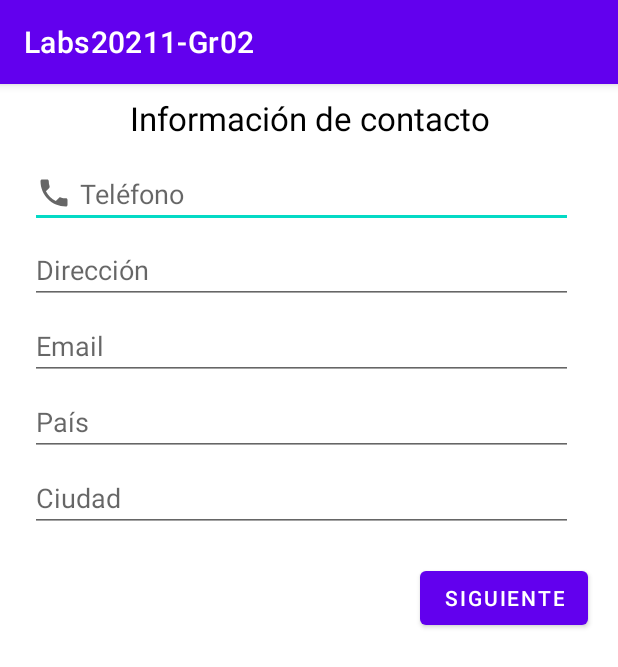
After one commit to JoanSebastianGomez/LabsCM20211-Gr02, an Android app: the ContactDataActivity screen opened directly, with no data from a screen before it, on a phone screen of 412 x 824 dp. The commit adds this screen. Shown: the top 667 px of the screen. Run offline under Robolectric (Android 15) with nearby library versions, the phone set to English and light mode, and no system bars.

Commit message:
finish 4.4

```diff
--- a/Lab1-UI/src/main/AndroidManifest.xml
+++ b/Lab1-UI/src/main/AndroidManifest.xml
@@ -9,7 +9,10 @@
         android:roundIcon="@mipmap/ic_launcher_round"
         android:supportsRtl="true"
         android:theme="@style/Theme.Labs20211Gr02">
-        <activity android:name=".PersonalDataActivity">
+        <activity android:name=".ContactDataActivity"
+            android:windowSoftInputMode="adjustResize"></activity>
+        <activity android:name=".PersonalDataActivity"
+            android:windowSoftInputMode="adjustResize">
             <intent-filter>
                 <action android:name="android.intent.action.MAIN" />
 
--- /dev/null
+++ b/Lab1-UI/src/main/java/co/edu/udea/compumovil/gr02_20211/lab1/ContactDataActivity.kt
@@ -0,0 +1,43 @@
+package co.edu.udea.compumovil.gr02_20211.lab1
+
+import androidx.appcompat.app.AppCompatActivity
+import android.os.Bundle
+import android.util.Log
+import android.widget.EditText
+import android.widget.Toast
+import co.edu.udea.compumovil.gr02_20211.lab1.databinding.ActivityContactDataBinding
+
+class ContactDataActivity : AppCompatActivity() {
+
+    private lateinit var binding: ActivityContactDataBinding
+
+    override fun onCreate(savedInstanceState: Bundle?) {
+        super.onCreate(savedInstanceState)
+        binding = ActivityContactDataBinding.inflate(layoutInflater)
+        setContentView(binding.root)
+
+        binding.btnNext.setOnClickListener { nextClick() }
+    }
+
+    private fun nextClick() {
+        if (validate()) {
+            with(binding) {
+                val response = "Teléfono: ${etTelephone.text} - Dirección: ${etAddress.text} " +
+                        "- País: ${etCountry.text} - Ciudad: ${etCity.text}"
+                Log.d("MAIN", response)
+            }
+            finish()
+        } else Toast.makeText(
+            this,
+            "Hay campos sin validar",
+            Toast.LENGTH_LONG
+        ).show()
+    }
+
+    private fun validate() = with(binding) {
+        etTelephone.valid() && etCountry.valid() && etMail.valid()
+    }
+
+    private fun EditText.valid() : Boolean = this.text.isNotBlank()
+
+}
--- a/Lab1-UI/src/main/java/co/edu/udea/compumovil/gr02_20211/lab1/PersonalDataActivity.kt
+++ b/Lab1-UI/src/main/java/co/edu/udea/compumovil/gr02_20211/lab1/PersonalDataActivity.kt
@@ -1,6 +1,7 @@
 package co.edu.udea.compumovil.gr02_20211.lab1
 
 import android.app.DatePickerDialog
+import android.content.Intent
 import android.os.Bundle
 import android.util.Log
 import android.widget.DatePicker
@@ -42,6 +43,10 @@ class PersonalDataActivity : AppCompatActivity(), DatePickerDialog.OnDateSetList
                         "- Sexo: $sex - Fecha de nacimiento: ${etBirthDate.text} - " +
                         "Estudios: $studies"
                 Log.d("MAIN", response)
+                startActivity(Intent(
+                    this@PersonalDataActivity,
+                    ContactDataActivity::class.java)
+                )
             }
         } else Toast.makeText(
             this@PersonalDataActivity,
--- /dev/null
+++ b/Lab1-UI/src/main/res/drawable/ic_phone.xml
@@ -0,0 +1,10 @@
+<vector xmlns:android="http://schemas.android.com/apk/res/android"
+    android:width="24dp"
+    android:height="24dp"
+    android:viewportWidth="24"
+    android:viewportHeight="24"
+    android:tint="?attr/colorControlNormal">
+  <path
+      android:fillColor="@android:color/white"
+      android:pathData="M6.62,10.79c1.44,2.83 3.76,5.14 6.59,6.59l2.2,-2.2c0.27,-0.27 0.67,-0.36 1.02,-0.24 1.12,0.37 2.33,0.57 3.57,0.57 0.55,0 1,0.45 1,1V20c0,0.55 -0.45,1 -1,1 -9.39,0 -17,-7.61 -17,-17 0,-0.55 0.45,-1 1,-1h3.5c0.55,0 1,0.45 1,1 0,1.25 0.2,2.45 0.57,3.57 0.11,0.35 0.03,0.74 -0.25,1.02l-2.2,2.2z"/>
+</vector>
--- /dev/null
+++ b/Lab1-UI/src/main/res/layout/activity_contact_data.xml
@@ -0,0 +1,65 @@
+<?xml version="1.0" encoding="utf-8"?>
+<LinearLayout xmlns:android="http://schemas.android.com/apk/res/android"
+    xmlns:tools="http://schemas.android.com/tools"
+    android:layout_width="match_parent"
+    android:layout_height="match_parent"
+    android:orientation="vertical"
+    tools:context=".ContactDataActivity">
+
+    <TextView
+        android:layout_width="match_parent"
+        android:layout_height="wrap_content"
+        android:gravity="center_horizontal"
+        android:padding="8dp"
+        android:text="@string/contact_info"
+        android:textAlignment="center"
+        android:textColor="@color/black"
+        android:textSize="22sp" />
+
+    <EditText
+        android:id="@+id/etTelephone"
+        style="@style/etContactInfo"
+        android:layout_width="match_parent"
+        android:layout_height="wrap_content"
+        android:drawableStart="@drawable/ic_phone"
+        android:drawableLeft="@drawable/ic_phone"
+        android:drawablePadding="5dp"
+        android:hint="@string/phone" />
+
+    <EditText
+        android:id="@+id/etAddress"
+        style="@style/etContactInfo"
+        android:layout_width="match_parent"
+        android:layout_height="wrap_content"
+        android:hint="@string/address" />
+
+    <EditText
+        android:id="@+id/etMail"
+        style="@style/etContactInfo"
+        android:layout_width="match_parent"
+        android:layout_height="wrap_content"
+        android:hint="@string/email" />
+
+    <EditText
+        android:id="@+id/etCountry"
+        style="@style/etContactInfo"
+        android:layout_width="match_parent"
+        android:layout_height="wrap_content"
+        android:hint="@string/country" />
+
+    <EditText
+        android:id="@+id/etCity"
+        style="@style/etContactInfo"
+        android:layout_width="match_parent"
+        android:layout_height="wrap_content"
+        android:hint="@string/city" />
+
+    <Button
+        android:id="@+id/btnNext"
+        android:layout_width="wrap_content"
+        android:layout_height="wrap_content"
+        android:layout_gravity="end"
+        android:layout_margin="20dp"
+        android:text="@string/next" />
+
+</LinearLayout>
--- a/Lab1-UI/src/main/res/values/strings.xml
+++ b/Lab1-UI/src/main/res/values/strings.xml
@@ -9,6 +9,12 @@
     <string name="last_name">Apellidos</string>
     <string name="name">Nombre</string>
     <string name="change">Cambiar</string>
+    <string name="contact_info">Información de contacto</string>
+    <string name="phone">Teléfono</string>
+    <string name="address">Dirección</string>
+    <string name="email">Email</string>
+    <string name="country">País</string>
+    <string name="city">Ciudad</string>
     <string-array name="study">
         <item>Grado de escolaridad</item>
         <item>primaria</item>
--- /dev/null
+++ b/Lab1-UI/src/main/res/values/styles.xml
@@ -0,0 +1,11 @@
+<?xml version="1.0" encoding="utf-8"?>
+<resources>
+
+    <style name="etContactInfo">
+        <item name="android:layout_marginTop">5dp</item>
+        <item name="android:layout_marginStart">20dp</item>
+        <item name="android:layout_marginLeft">20dp</item>
+        <item name="android:layout_marginEnd">30dp</item>
+        <item name="android:layout_marginRight">30dp</item>
+    </style>
+</resources>
```
